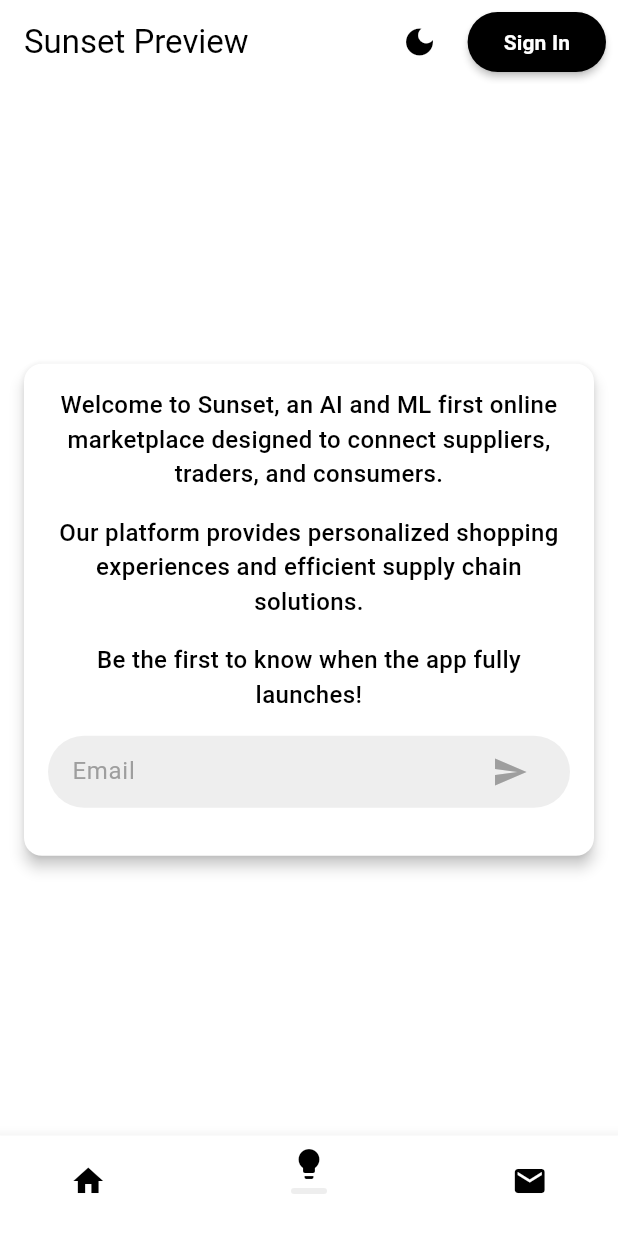
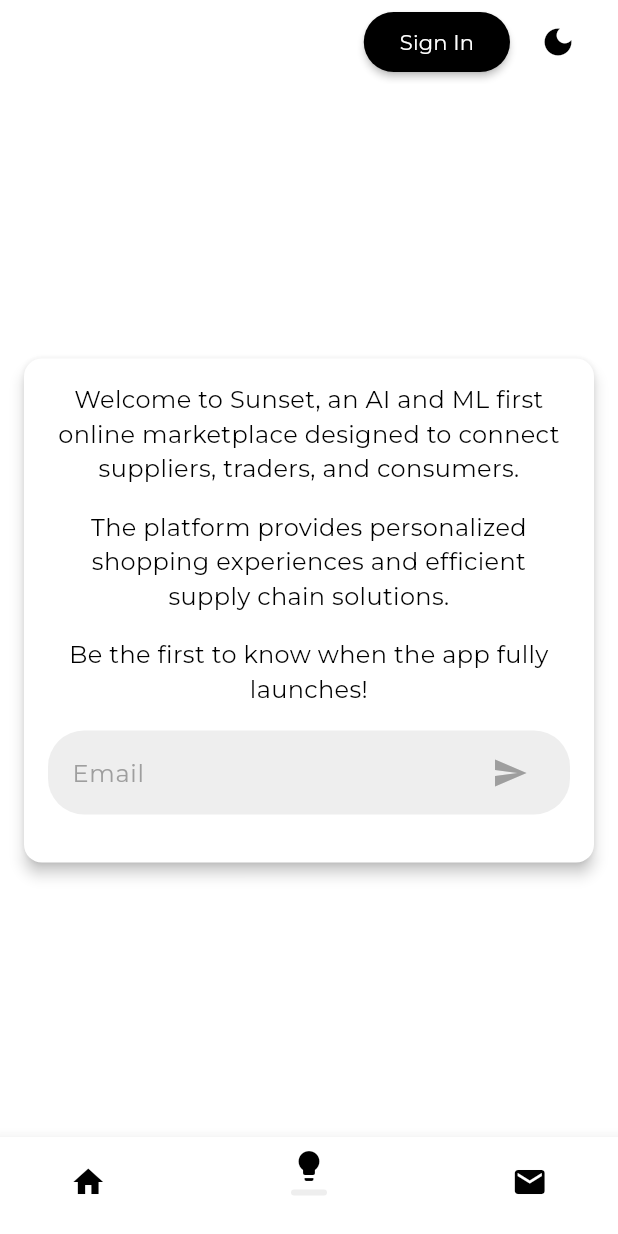
Before and after one commit to muchokisw/sunset, a Flutter app: the screen it shows after launch, item 2 of the bottom bar chosen, after a tap on the "light mode" icon, on a phone screen of 412 x 824 dp. Run offline on Flutter 3.47's test engine with Material 3 defaults, Android fonts, the phone set to English and light mode, and no system bars; our stand-ins replace cloud_firestore, file_picker, firebase_auth, firebase_core, firebase_storage, logger; missing offline and left inert: dart:html; accounts and stored records are empty.

Commit message:
changed font to montserrat. fixed labels in sign in, sign up, about and contact tabs.

```diff
--- a/lib/home/home.dart
+++ b/lib/home/home.dart
@@ -41,22 +41,14 @@ class _HomeScreenState extends State<HomeScreen> {
     html.document.title = 'Sunset Marketplace';
 
     final isWideScreen = MediaQuery.of(context).size.width > 850;
+    final isSmallScreen = MediaQuery.of(context).size.width < 850;
 
     return Scaffold(
       appBar: AppBar(
-        title: const Text('Sunset Preview'), // Updated title
+        title: isSmallScreen
+            ? const Text(' ')
+            : const Text('Sunset Preview'), // Blank title for small screens
         actions: [
-          ValueListenableBuilder<ThemeMode>(
-            valueListenable: ThemeNotifier.themeMode,
-            builder: (context, mode, _) => IconButton(
-              icon: Icon(
-                mode == ThemeMode.light ? Icons.dark_mode : Icons.light_mode,
-              ),
-              onPressed: () {
-                ThemeNotifier.toggleTheme();
-              },
-            ),
-          ),
           const SizedBox(width: 8),
           ElevatedButton(
             onPressed: () {
@@ -72,10 +64,24 @@ class _HomeScreenState extends State<HomeScreen> {
             ),
             child: const Text(
               'Sign In',
-              style: TextStyle(fontWeight: FontWeight.bold),
+              //style: TextStyle(fontWeight: FontWeight.bold),
             ),
           ),
-          const SizedBox(width: 8), // Add spacing between buttons
+          const SizedBox(width: 8),
+
+          ValueListenableBuilder<ThemeMode>(
+            valueListenable: ThemeNotifier.themeMode,
+            builder: (context, mode, _) => IconButton(
+              icon: Icon(
+                mode == ThemeMode.light ? Icons.dark_mode : Icons.light_mode,
+              ),
+              onPressed: () {
+                ThemeNotifier.toggleTheme();
+              },
+            ),
+          ),
+          const SizedBox(width: 16),
+           // Add spacing between buttons
           /*ElevatedButton(
             onPressed: () {
               Navigator.push(
@@ -129,7 +135,7 @@ class _HomeScreenState extends State<HomeScreen> {
                   color: Theme.of(context).brightness == Brightness.light
                       ? Colors.black
                       : Colors.white,
-                  fontWeight: FontWeight.bold,
+                  //fontWeight: FontWeight.bold,
                 ),
                 unselectedLabelTextStyle: TextStyle(
                   color: Theme.of(context).brightness == Brightness.light
--- a/lib/main.dart
+++ b/lib/main.dart
@@ -32,6 +32,7 @@ class MyApp extends StatelessWidget {
       builder: (context, themeMode, child) {
         return MaterialApp(
           theme: ThemeData(
+            fontFamily: 'Montserrat', // Add this line
             primaryColor: Colors.grey,
             scaffoldBackgroundColor: Colors.white,
             appBarTheme: const AppBarTheme(
@@ -75,6 +76,7 @@ class MyApp extends StatelessWidget {
             ),
           ),
           darkTheme: ThemeData(
+            fontFamily: 'Montserrat', // Add this line
             primaryColor: Colors.black,
             scaffoldBackgroundColor: Colors.black,
             appBarTheme: const AppBarTheme(
--- a/lib/tabs/about_tab.dart
+++ b/lib/tabs/about_tab.dart
@@ -71,7 +71,7 @@ class _AboutTabState extends State<AboutTab> {
                       ),
                       const SizedBox(height: 16.0),
                       const Text(
-                        'Our platform provides personalized shopping experiences and efficient supply chain solutions.',
+                        'The platform provides personalized shopping experiences and efficient supply chain solutions.',
                         textAlign: TextAlign.center,
                         style: TextStyle(fontSize: 16.0, fontWeight: FontWeight.w500),
                       ),
@@ -103,8 +103,8 @@ class _AboutTabState extends State<AboutTab> {
                                       child: TextFormField(
                                         controller: _emailController,
                                         decoration: InputDecoration(
-                                          hintText: 'Email',
-                                          hintStyle: TextStyle(
+                                          labelText: 'Email',
+                                          labelStyle: TextStyle(
                                             color: Theme.of(context).brightness == Brightness.light
                                                 ? Colors.grey
                                                 : Colors.grey[700],
--- a/lib/tabs/home_tab.dart
+++ b/lib/tabs/home_tab.dart
@@ -383,7 +383,7 @@ Future<void> _loadData() async {
         ),
       ),
       body: Padding(
-        padding: const EdgeInsets.all(16.0),
+        padding: const EdgeInsets.symmetric(horizontal: 16.0, vertical: 10.0),
         child: Column(
           children: [
             // Search Bar
@@ -437,7 +437,7 @@ Future<void> _loadData() async {
                 ),
               ),
             ),
-            const SizedBox(height: 16),
+            const SizedBox(height: 10),
             // Display Search Results or Categories
             Expanded(
               child: _searchQuery.isEmpty
@@ -462,7 +462,9 @@ Future<void> _loadData() async {
                             Center(
                               child: Text(
                                 category['name'] ?? 'N/A',
-                                style: const TextStyle(fontSize: 24, fontWeight: FontWeight.bold),
+                                style: const TextStyle(fontSize: 24,
+                                //fontWeight: FontWeight.bold
+                                ),
                                 textAlign: TextAlign.center,
                               ),
                             ),
@@ -517,13 +519,16 @@ Future<void> _loadData() async {
                                                           product['name'] ?? 'N/A',
                                                           style: const TextStyle(
                                                             fontSize: 16,
-                                                            fontWeight: FontWeight.bold,
+                                                            //fontWeight: FontWeight.bold,
                                                           ),
                                                         ),
                                                         const SizedBox(height: 4),
                                                         Text(
                                                           '${formatPrice(product['price']?.toInt() ?? 0)}/-', // Format price with commas
-                                                          style: const TextStyle(fontSize: 14),
+                                                          style: const TextStyle(
+                                                            fontSize: 14,
+                                                            //fontWeight: FontWeight.bold,
+                                                            ),
                                                         ),
                                                         const SizedBox(height: 8),
                                                         _cartQuantities[product['productId']] == null
@@ -654,13 +659,15 @@ Future<void> _loadData() async {
                                               product['name'] ?? 'N/A',
                                               style: const TextStyle(
                                                 fontSize: 16,
-                                                fontWeight: FontWeight.bold,
+                                                //fontWeight: FontWeight.bold,
                                               ),
                                             ),
                                             const SizedBox(height: 4),
                                             Text(
                                               '${formatPrice(product['price']?.toInt() ?? 0)}/-', // Format price and add /- at the end
-                                              style: const TextStyle(fontSize: 14),
+                                              style: const TextStyle(fontSize: 14,
+                                              //fontWeight: FontWeight.bold
+                                              ),
                                             ),
                                             const SizedBox(height: 8),
                                             _cartQuantities[product['productId']] == null
@@ -706,7 +713,9 @@ Future<void> _loadData() async {
           ],
         ),
       ),
-      floatingActionButton: FloatingActionButton(
+      floatingActionButton: Padding(
+        padding: const EdgeInsets.all(10.0), // Add padding around the FAB
+        child: FloatingActionButton(
           onPressed: () {
             Navigator.push(
               context,
@@ -716,13 +725,14 @@ Future<void> _loadData() async {
           backgroundColor: Theme.of(context).brightness == Brightness.dark
               ? Colors.white
               : Colors.black,
-        tooltip: 'Shop Assist', // Tooltip for the FAB
-        heroTag: 'homeChatFAB', // Unique hero tag for this FAB
+          tooltip: 'Shop Assist',
+          heroTag: 'homeChatFAB',
           child: Icon(
             Icons.auto_awesome,
             color: Theme.of(context).brightness == Brightness.dark
-              ? Colors.black
+                ? Colors.black // Dark theme icon color
                 : Colors.white,
+          ),
         ),
       ),
     );
--- a/lib/view/view_category.dart
+++ b/lib/view/view_category.dart
@@ -321,13 +321,13 @@ class _ViewCategoryState extends State<ViewCategory> {
                                                 product['name'] ?? 'N/A',
                                                 style: const TextStyle(
                                                   fontSize: 16,
-                                                  fontWeight: FontWeight.bold,
+                                                  //fontWeight: FontWeight.bold,
                                                 ),
                                               ),
                                               const SizedBox(height: 4),
                                               Text(
                                                 '${formatPrice(product['price']?.toInt() ?? 0)}/-', // Format price with commas
-                                                style: const TextStyle(fontSize: 14),
+                                                style: const TextStyle(fontSize: 14, fontWeight: FontWeight.w500),
                                               ),
                                               const SizedBox(height: 8),
                                               _cartQuantities[product['productId']] == null
```
Also changed, not shown: lib/auth/sign_in.dart (+5 -5 lines), lib/auth/sign_up.dart (+6 -2 lines), lib/tabs/contact_tab.dart (+7 -7 lines), lib/view/view_product.dart (+6 -2 lines), pubspec.yaml (+6 -1 lines), assets/fonts/Montserrat-Bold.ttf (added), assets/fonts/Montserrat-Regular.ttf (added). Lines whose indentation alone changed are shown as unchanged.
